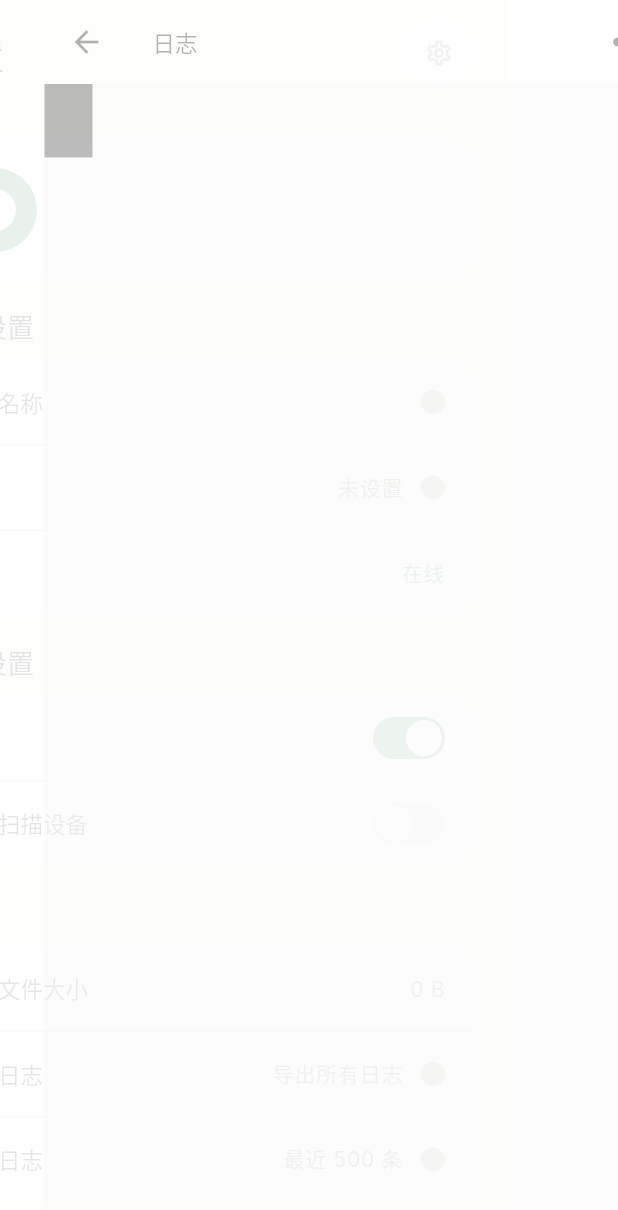
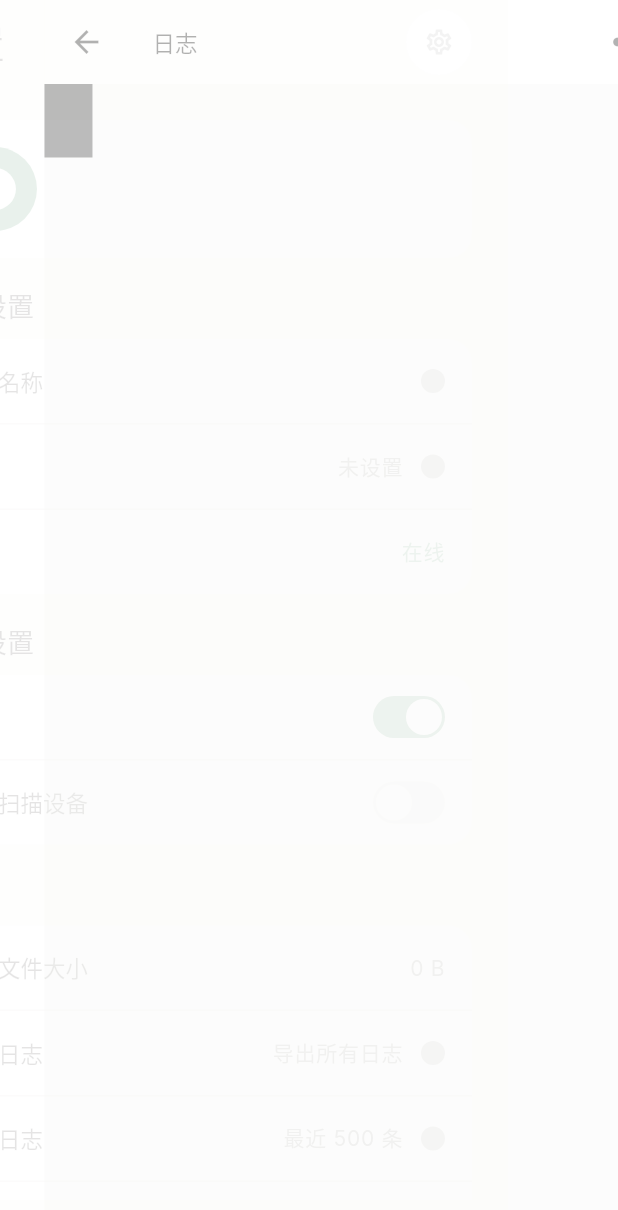
Before and after one commit to sunO2/p2pshare, a Flutter app: the SettingsScreen screen opened directly, after a tap on "查看日志", on a phone screen of 412 x 824 dp. Shown: the top 1210 px of the screen. Run offline on Flutter 3.47's test engine with Material 3 defaults, Android fonts, the phone set to English and light mode, and no system bars; our stand-ins replace logger, share_plus; missing offline and left inert: dart:ffi, flutter_rust_bridge; Roboto replaces fonts that are missing (Inter, Outfit).

Commit message:
update ui

```diff
--- a/app/lib/screens/settings_screen.dart
+++ b/app/lib/screens/settings_screen.dart
@@ -1,4 +1,5 @@
 import 'package:flutter/material.dart';
+import 'package:flutter/services.dart';
 import 'package:share_plus/share_plus.dart';
 import '../p2p_manager.dart';
 import '../services/log_service.dart';
@@ -50,7 +51,13 @@ class _SettingsScreenState extends State<SettingsScreen> {
 
   @override
   Widget build(BuildContext context) {
-    return Scaffold(
+    return AnnotatedRegion<SystemUiOverlayStyle>(
+      value: SystemUiOverlayStyle.dark.copyWith(
+        statusBarColor: Colors.white,
+        statusBarIconBrightness: Brightness.dark,
+        statusBarBrightness: Brightness.light,
+      ),
+      child: Scaffold(
         body: Column(
           children: [
             // Header
@@ -60,13 +67,15 @@ class _SettingsScreenState extends State<SettingsScreen> {
             Expanded(child: _buildContent(_deviceName, _localPeerId)),
           ],
         ),
+      ),
     );
   }
 
   Widget _buildHeader() {
+    final topPadding = MediaQuery.of(context).padding.top;
     return Container(
-      height: 70,
-      padding: const EdgeInsets.symmetric(horizontal: 24),
+      height: 56 + topPadding,
+      padding: EdgeInsets.only(top: topPadding, left: 24, right: 24, bottom: 0),
       decoration: const BoxDecoration(
         color: Color(0xFFF8F8F6),
       ),
@@ -516,7 +525,13 @@ class _LogsViewerScreen extends StatefulWidget {
 class _LogsViewerScreenState extends State<_LogsViewerScreen> {
   @override
   Widget build(BuildContext context) {
-    return Scaffold(
+    return AnnotatedRegion<SystemUiOverlayStyle>(
+      value: SystemUiOverlayStyle.dark.copyWith(
+        statusBarColor: Colors.white,
+        statusBarIconBrightness: Brightness.dark,
+        statusBarBrightness: Brightness.light,
+      ),
+      child: Scaffold(
         appBar: AppBar(
           title: const Text('日志'),
           backgroundColor: Colors.white,
@@ -544,6 +559,7 @@ class _LogsViewerScreenState extends State<_LogsViewerScreen> {
             ),
           ),
         ),
+      ),
     );
   }
 
```
Also changed, not shown: app/lib/screens/chat_screen.dart (+12 -3 lines), app/lib/screens/device_detail_screen.dart (+12 -3 lines), 1 other file. Lines whose indentation alone changed are shown as unchanged.
